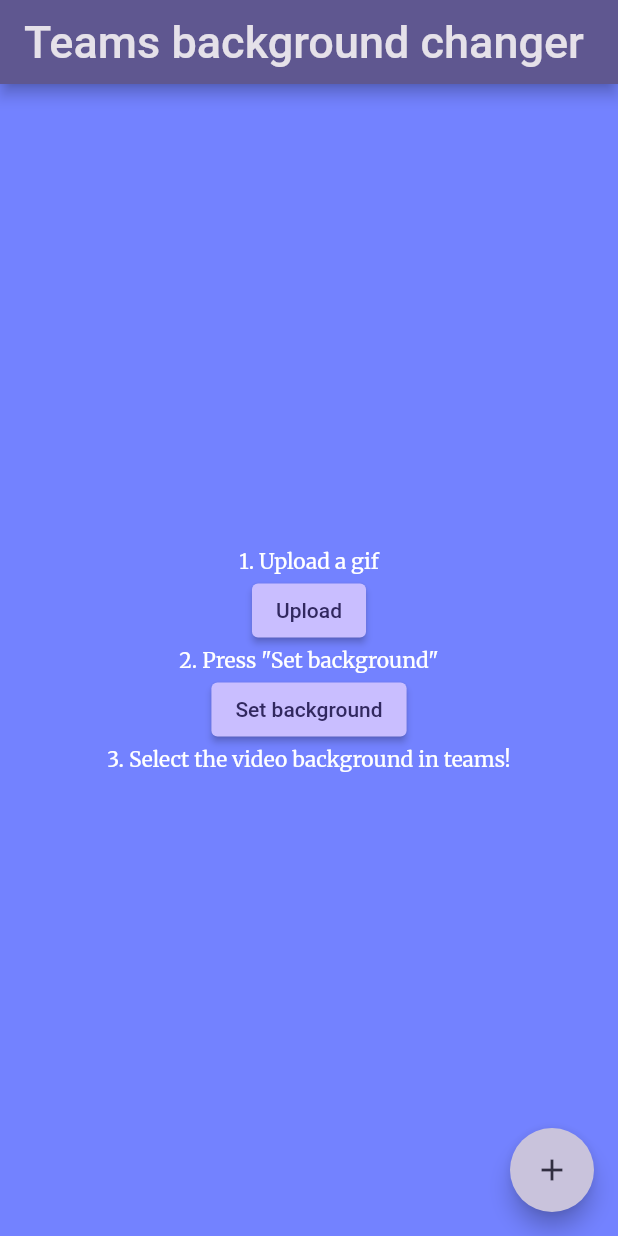
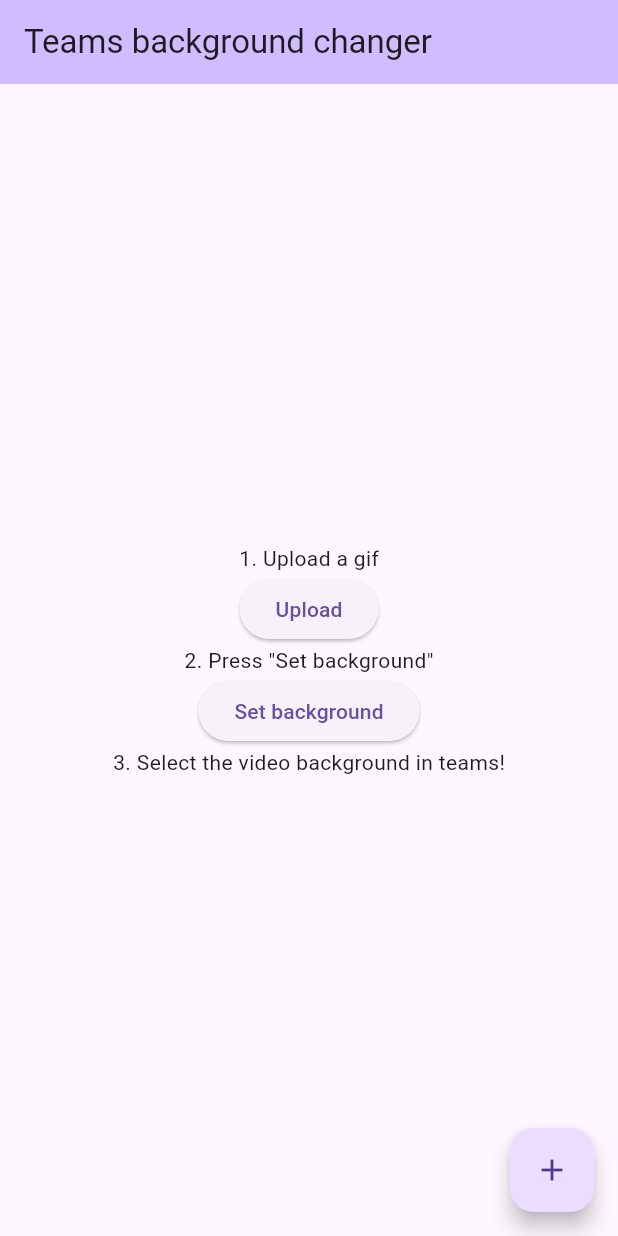
Before and after one commit to Lordturkola/teams_modifier, a Flutter app: the screen it shows after launch, on a phone screen of 412 x 824 dp. Run offline on Flutter 3.47's test engine with Material 3 defaults, Android fonts, the phone set to English and light mode, and no system bars; our stand-ins replace google_fonts, material_color_utilities; statements that could not run were skipped.

Commit message:
ref: moved theme to separate file

```diff
--- a/teams_modifier_app/lib/main.dart
+++ b/teams_modifier_app/lib/main.dart
@@ -1,30 +1,9 @@
 import 'package:flutter/material.dart';
-import 'package:google_fonts/google_fonts.dart';
 import 'package:teams_modifier_app/home_page.dart';
+import 'package:teams_modifier_app/teams_theme';
 
 void main() {
   runApp(const TeamsGifChanger());
-}
-
-@immutable
-class TeamsTheme {
-  const TeamsTheme({
-    this.primarycolor = const Color(0xFF3d2f81),
-    this.secondaryColor = const Color(0xFF7382ff),
-    this.tertriaryColor = const Color(0xFF25c3e6),
-    this.accentColor = const Color(0XFFb182ff),
-    this.neutralColor = const Color(0Xffd18088),
-  });
-
-  final Color primarycolor;
-  final Color secondaryColor;
-  final Color tertriaryColor;
-  final Color accentColor;
-  final Color neutralColor;
-}
-
-ThemeData toThemeData(){
-  return ThemeData(useMaterial3: true);
 }
 
 class TeamsGifChanger extends StatelessWidget {
@@ -34,32 +13,7 @@
   Widget build(BuildContext context) {
     return MaterialApp(
       title: 'Teams background changer',
-      theme: ThemeData(
-        colorScheme: ColorScheme.fromSeed(
-          seedColor: const Color.fromRGBO(61, 47, 129, 1.0),
-          brightness: Brightness.dark,
-        ),
-
-        textTheme: TextTheme(
-          displayLarge: const TextStyle(
-            fontSize: 72,
-            fontWeight: FontWeight.bold,
-          ),
-          titleLarge: GoogleFonts.roboto(
-            fontSize: 30,
-            fontStyle: FontStyle.normal,
-          ),
-          bodyMedium: GoogleFonts.merriweather(),
-          displaySmall: GoogleFonts.pacifico(),
-        ),
-        scaffoldBackgroundColor: const Color.fromRGBO(115, 130, 255, 1.0),
-        buttonTheme: ButtonThemeData(
-          minWidth: 200,
-          height: 50,
-          padding: EdgeInsets.all(10),
-        ),
-        useMaterial3: false,
-      ),
+      theme: TeamsTheme().toThemeData(),
       home: HomePage(title: 'Teams background changer', key: super.key),
     );
   }
--- /dev/null
+++ b/teams_modifier_app/lib/teams_theme.dart
@@ -0,0 +1,59 @@
+import 'package:flutter/material.dart';
+import 'package:google_fonts/google_fonts.dart';
+import 'package:material_color_utilities/material_color_utilities.dart';
+
+@immutable
+class TeamsTheme extends ThemeExtension<TeamsTheme> {
+  const TeamsTheme({
+    this.primarycolor = const Color(0xFF3d2f81),
+    this.secondaryColor = const Color(0xFF7382ff),
+    this.tertriaryColor = const Color(0xFF25c3e6),
+    this.accentColor = const Color(0XFFb182ff),
+    this.neutralColor = const Color(0Xffd18088),
+  });
+
+  final Color primarycolor;
+  final Color secondaryColor;
+  final Color tertriaryColor;
+  final Color accentColor;
+  final Color neutralColor;
+
+  ThemeData toThemeData() {
+    return ThemeData(useMaterial3: true);
+  }
+
+  @override
+  ThemeExtension<TeamsTheme> copyWith({
+    final Color? primarycolor,
+    final Color? secondaryColor,
+    final Color? tertriaryColor,
+    final Color? accentColor,
+    final Color? neutralColor,
+  }) {
+    return TeamsTheme(
+      primarycolor: primarycolor ?? this.primarycolor,
+      secondaryColor: secondaryColor ?? this.secondaryColor,
+      tertriaryColor: tertriaryColor ?? this.tertriaryColor,
+      accentColor: accentColor ?? this.accentColor,
+      neutralColor: neutralColor ?? this.neutralColor,
+    );
+  }
+
+  @override
+  ThemeExtension<TeamsTheme> lerp(
+    covariant ThemeExtension<TeamsTheme>? other,
+    double t,
+  ) {
+    // TODO: implement lerp
+    if (other is! TeamsTheme) {
+      return this;
+    }
+    return TeamsTheme(
+      primarycolor: Color.lerp(primarycolor, other.primarycolor, t)!,
+      secondaryColor: Color.lerp(secondaryColor, other.secondaryColor, t)!,
+      tertriaryColor: Color.lerp(tertriaryColor, other.tertriaryColor, t)!,
+      accentColor: Color.lerp(accentColor, other.accentColor, t)!,
+      neutralColor: Color.lerp(neutralColor, other.neutralColor, t)!,
+    );
+  }
+}
--- a/teams_modifier_app/pubspec.yaml
+++ b/teams_modifier_app/pubspec.yaml
@@ -36,6 +36,7 @@
   cupertino_icons: ^1.0.8
   shared_preferences: ^2.5.3
   google_fonts: ^6.3.0
+  material_color_utilities: ^0.11.1
 
 dev_dependencies:
   flutter_test:
```
Also changed, not shown: teams_modifier_app/pubspec.lock, 1 other file.
